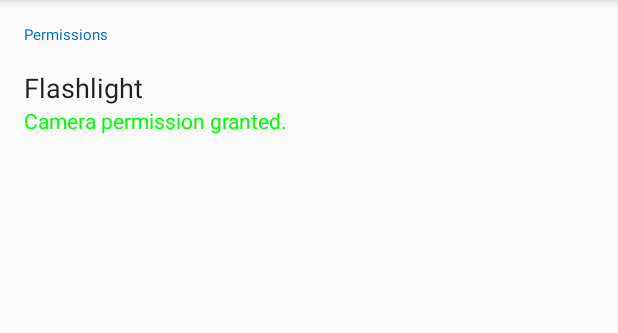
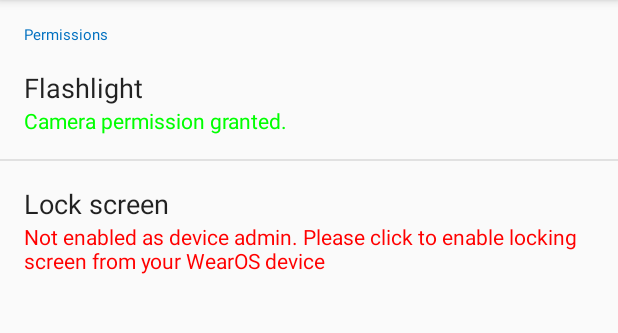
Before and after one commit to SimpleAppProjects/SimpleWear, an Android app: the screen it shows after launch (MainActivity), on a phone screen of 412 x 824 dp, the part 168-501 px from its top. Run offline under Robolectric (Android 15) with nearby library versions, the phone set to English and light mode, and no system bars; our stand-ins replace Timber; libraries missing offline, so code that uses them is left out: com.jakewharton.threetenabp; 3 statements that could not run were skipped.

Commit message:
SimpleWear: add support for lockscreen action

```diff
--- a/mobile/src/main/java/com/thewizrd/simplewear/PermissionCheckFragment.java
+++ b/mobile/src/main/java/com/thewizrd/simplewear/PermissionCheckFragment.java
@@ -1,7 +1,11 @@
 package com.thewizrd.simplewear;
 
 import android.Manifest;
+import android.app.Activity;
+import android.app.admin.DevicePolicyManager;
+import android.content.ComponentName;
 import android.content.Context;
+import android.content.Intent;
 import android.content.pm.PackageManager;
 import android.graphics.Color;
 import android.os.Bundle;
@@ -14,16 +18,19 @@ import android.widget.Toast;
 import androidx.annotation.NonNull;
 import androidx.annotation.Nullable;
 import androidx.appcompat.app.AppCompatActivity;
-import androidx.core.content.ContextCompat;
 import androidx.fragment.app.Fragment;
+
+import com.thewizrd.simplewear.helpers.PhoneStatusHelper;
 
 public class PermissionCheckFragment extends Fragment {
 
     private AppCompatActivity mActivity;
 
     private TextView mCAMPermText;
+    private TextView mDevAdminText;
 
     private static final int CAMERA_REQCODE = 0;
+    private static final int DEVADMIN_REQCODE = 1;
 
     @Override
     public void onAttach(Context context) {
@@ -50,17 +57,30 @@ public class PermissionCheckFragment extends Fragment {
         // Inflate the layout for this fragment
         View view = inflater.inflate(R.layout.fragment_permcheck, container, false);
 
-        View flashLayout = view.findViewById(R.id.torch_pref);
-        flashLayout.setOnClickListener(new View.OnClickListener() {
+        view.findViewById(R.id.torch_pref).setOnClickListener(new View.OnClickListener() {
             @Override
             public void onClick(View v) {
-                if (ContextCompat.checkSelfPermission(mActivity, Manifest.permission.CAMERA) != PackageManager.PERMISSION_GRANTED) {
+                if (!PhoneStatusHelper.isCameraPermissionEnabled(mActivity)) {
                     requestPermissions(new String[]{Manifest.permission.CAMERA}, CAMERA_REQCODE);
+                }
+            }
+        });
+        view.findViewById(R.id.deviceadmin_pref).setOnClickListener(new View.OnClickListener() {
+            @Override
+            public void onClick(View v) {
+                if (!PhoneStatusHelper.isDeviceAdminEnabled(mActivity)) {
+                    ComponentName mScreenLockAdmin = new ComponentName(mActivity, ScreenLockAdminReceiver.class);
+
+                    // Launch the activity to have the user enable our admin.
+                    Intent intent = new Intent(DevicePolicyManager.ACTION_ADD_DEVICE_ADMIN);
+                    intent.putExtra(DevicePolicyManager.EXTRA_DEVICE_ADMIN, mScreenLockAdmin);
+                    startActivityForResult(intent, DEVADMIN_REQCODE);
                 }
             }
         });
 
         mCAMPermText = view.findViewById(R.id.torch_pref_summary);
+        mDevAdminText = view.findViewById(R.id.deviceadmin_summary);
 
         return view;
     }
@@ -68,7 +88,11 @@ public class PermissionCheckFragment extends Fragment {
     @Override
     public void onResume() {
         super.onResume();
-        updateCamPermText(ContextCompat.checkSelfPermission(mActivity, Manifest.permission.CAMERA) == PackageManager.PERMISSION_GRANTED);
+        updateCamPermText(PhoneStatusHelper.isCameraPermissionEnabled(mActivity));
+
+        DevicePolicyManager mDPM = (DevicePolicyManager) mActivity.getSystemService(Context.DEVICE_POLICY_SERVICE);
+        ComponentName mScreenLockAdmin = new ComponentName(mActivity, ScreenLockAdminReceiver.class);
+        updateDeviceAdminText(mDPM.isAdminActive(mScreenLockAdmin));
     }
 
     private void runOnUiThread(Runnable action) {
@@ -79,6 +103,20 @@ public class PermissionCheckFragment extends Fragment {
     private void updateCamPermText(boolean enabled) {
         mCAMPermText.setText(enabled ? R.string.permission_camera_enabled : R.string.permission_camera_disabled);
         mCAMPermText.setTextColor(enabled ? Color.GREEN : Color.RED);
+    }
+
+    private void updateDeviceAdminText(boolean enabled) {
+        mDevAdminText.setText(enabled ? R.string.permission_admin_enabled : R.string.permission_admin_disabled);
+        mDevAdminText.setTextColor(enabled ? Color.GREEN : Color.RED);
+    }
+
+    @Override
+    public void onActivityResult(int requestCode, int resultCode, Intent data) {
+        switch (requestCode) {
+            case DEVADMIN_REQCODE:
+                updateDeviceAdminText(resultCode == Activity.RESULT_OK);
+                break;
+        }
     }
 
     @Override
--- a/mobile/src/main/res/layout/fragment_permcheck.xml
+++ b/mobile/src/main/res/layout/fragment_permcheck.xml
@@ -20,7 +20,7 @@
             android:layout_marginTop="16dp"
             android:paddingStart="0dp"
             android:paddingEnd="?android:attr/listPreferredItemPaddingRight"
-            android:text="Permissions"
+            android:text="@string/cat_title_permissions"
             android:textAlignment="viewStart"
             android:textAppearance="@style/Preference_TextAppearanceMaterialBody2"
             android:textColor="@color/colorPrimary" />
@@ -43,7 +43,7 @@
             android:ellipsize="marquee"
             android:fadingEdge="horizontal"
             android:singleLine="true"
-            android:text="Flashlight"
+            android:text="@string/action_torch"
             android:textAppearance="@style/TextAppearance.AppCompat"
             android:textSize="18sp" />
 
@@ -58,4 +58,40 @@
 
     </RelativeLayout>
 
+    <View
+        android:layout_width="match_parent"
+        android:layout_height="1dp"
+        android:background="#50AAAAAA" />
+
+    <RelativeLayout
+        android:id="@+id/deviceadmin_pref"
+        android:layout_width="match_parent"
+        android:layout_height="wrap_content"
+        android:minHeight="64dp"
+        android:padding="16dp">
+
+        <TextView
+            android:id="@+id/deviceadmin_title"
+            android:layout_width="wrap_content"
+            android:layout_height="wrap_content"
+            android:layout_alignParentStart="true"
+            android:layout_alignParentTop="true"
+            android:ellipsize="marquee"
+            android:fadingEdge="horizontal"
+            android:singleLine="true"
+            android:text="@string/action_lockscreen"
+            android:textAppearance="@style/TextAppearance.AppCompat"
+            android:textSize="18sp" />
+
+        <TextView
+            android:id="@+id/deviceadmin_summary"
+            android:layout_width="wrap_content"
+            android:layout_height="wrap_content"
+            android:layout_below="@+id/deviceadmin_title"
+            android:layout_alignStart="@+id/deviceadmin_title"
+            android:maxLines="4"
+            android:textAppearance="@style/TextAppearance.AppCompat.Small" />
+
+    </RelativeLayout>
+
 </LinearLayout>
--- a/mobile/src/main/res/values/strings.xml
+++ b/mobile/src/main/res/values/strings.xml
@@ -1,7 +1,12 @@
 <resources>
 
     <string name="permission_camera_enabled">Camera permission granted.</string>
-    <string name="permission_camera_disabled">Camera permission disabled. Please click to enable</string>
+    <string name="permission_camera_disabled">Camera permission disabled. Please click to enable controlling flashlight from WearOS device</string>
     <string name="not_title_wearservice">Syncing…</string>
 
+    <string name="cat_title_permissions">Permissions</string>
+    <string name="device_admin_description">Allows you to turn of your screen and lock your device from your WearOS device</string>
+    <string name="permission_admin_enabled">Device admin enabled</string>
+    <string name="permission_admin_disabled">Not enabled as device admin. Please click to enable locking screen from your WearOS device</string>
+
 </resources>
--- /dev/null
+++ b/mobile/src/main/res/xml/device_admin.xml
@@ -0,0 +1,6 @@
+<?xml version="1.0" encoding="utf-8"?>
+<device-admin>
+    <uses-policies>
+        <force-lock />
+    </uses-policies>
+</device-admin>
--- a/shared_resources/src/main/java/com/thewizrd/shared_resources/helpers/Action.java
+++ b/shared_resources/src/main/java/com/thewizrd/shared_resources/helpers/Action.java
@@ -2,7 +2,7 @@ package com.thewizrd.shared_resources.helpers;
 
 public abstract class Action {
     protected Actions action;
-    protected boolean actionSuccessful;
+    protected boolean actionSuccessful = true;
 
     public boolean isActionSuccessful() {
         return actionSuccessful;
--- a/shared_resources/src/main/java/com/thewizrd/shared_resources/helpers/Actions.java
+++ b/shared_resources/src/main/java/com/thewizrd/shared_resources/helpers/Actions.java
@@ -7,7 +7,8 @@ public enum Actions {
     BLUETOOTH(1),
     MOBILEDATA(2),
     LOCATION(3),
-    TORCH(4);
+    TORCH(4),
+    LOCKSCREEN(5);
 
     private final int value;
 
--- a/shared_resources/src/main/java/com/thewizrd/shared_resources/helpers/ToggleAction.java
+++ b/shared_resources/src/main/java/com/thewizrd/shared_resources/helpers/ToggleAction.java
@@ -1,6 +1,6 @@
 package com.thewizrd.shared_resources.helpers;
 
-public class ToggleAction extends Action {
+public final class ToggleAction extends Action {
     private boolean enabled = false;
 
     public ToggleAction(Actions action, boolean enabled) {
--- a/shared_resources/src/main/java/com/thewizrd/shared_resources/helpers/ValueAction.java
+++ b/shared_resources/src/main/java/com/thewizrd/shared_resources/helpers/ValueAction.java
@@ -1,6 +1,6 @@
 package com.thewizrd.shared_resources.helpers;
 
-public class ValueAction extends Action {
+public final class ValueAction extends Action {
     private int value = -1;
 
     public ValueAction(Actions action, int value) {
--- a/shared_resources/src/main/java/com/thewizrd/shared_resources/utils/JSONParser.java
+++ b/shared_resources/src/main/java/com/thewizrd/shared_resources/utils/JSONParser.java
@@ -10,6 +10,7 @@ import com.google.gson.stream.JsonReader;
 import com.google.gson.stream.JsonWriter;
 import com.google.gson.typeadapters.RuntimeTypeAdapterFactory;
 import com.thewizrd.shared_resources.helpers.Action;
+import com.thewizrd.shared_resources.helpers.NormalAction;
 import com.thewizrd.shared_resources.helpers.ToggleAction;
 import com.thewizrd.shared_resources.helpers.ValueAction;
 
@@ -31,7 +32,8 @@ public class JSONParser {
                 .registerTypeAdapterFactory(
                         RuntimeTypeAdapterFactory.of(Action.class)
                                 .registerSubtype(ToggleAction.class)
-                                .registerSubtype(ValueAction.class))
+                                .registerSubtype(ValueAction.class)
+                                .registerSubtype(NormalAction.class))
                 .setDateFormat("dd.MM.yyyy HH:mm:ss ZZZZZ")
                 .serializeNulls().create();
     }
--- a/shared_resources/src/main/res/values/strings.xml
+++ b/shared_resources/src/main/res/values/strings.xml
@@ -6,4 +6,6 @@
 
     <string name="action_torch">Flashlight</string>
     <string name="not_torch_turnoff_summary">Tap to turn off</string>
+
+    <string name="action_lockscreen">Lock screen</string>
 </resources>
```
Also changed, not shown: mobile/src/main/AndroidManifest.xml (+14 -0 lines), mobile/src/main/java/com/thewizrd/simplewear/ScreenLockAdminReceiver.java (added, +19 -0 lines), mobile/src/main/java/com/thewizrd/simplewear/helpers/PhoneStatusHelper.java (renamed from mobile/src/main/java/com/thewizrd/simplewear/PhoneStatusHelper.java, +22 -1 lines), mobile/src/main/java/com/thewizrd/simplewear/wearable/WearableDataListenerService.java (+23 -4 lines), shared_resources/src/main/java/com/thewizrd/shared_resources/helpers/NormalAction.java (added, +7 -0 lines), wear/src/main/java/com/thewizrd/simplewear/DashboardActivity.java (+2 -6 lines), wear/src/main/java/com/thewizrd/simplewear/adapters/ToggleActionAdapter.java (+34 -9 lines), wear/src/main/java/com/thewizrd/simplewear/controls/ToggleActionButton.java (+12 -2 lines), wear/src/main/res/drawable/ic_lock_outline_white_24dp.xml (added, +10 -0 lines).
